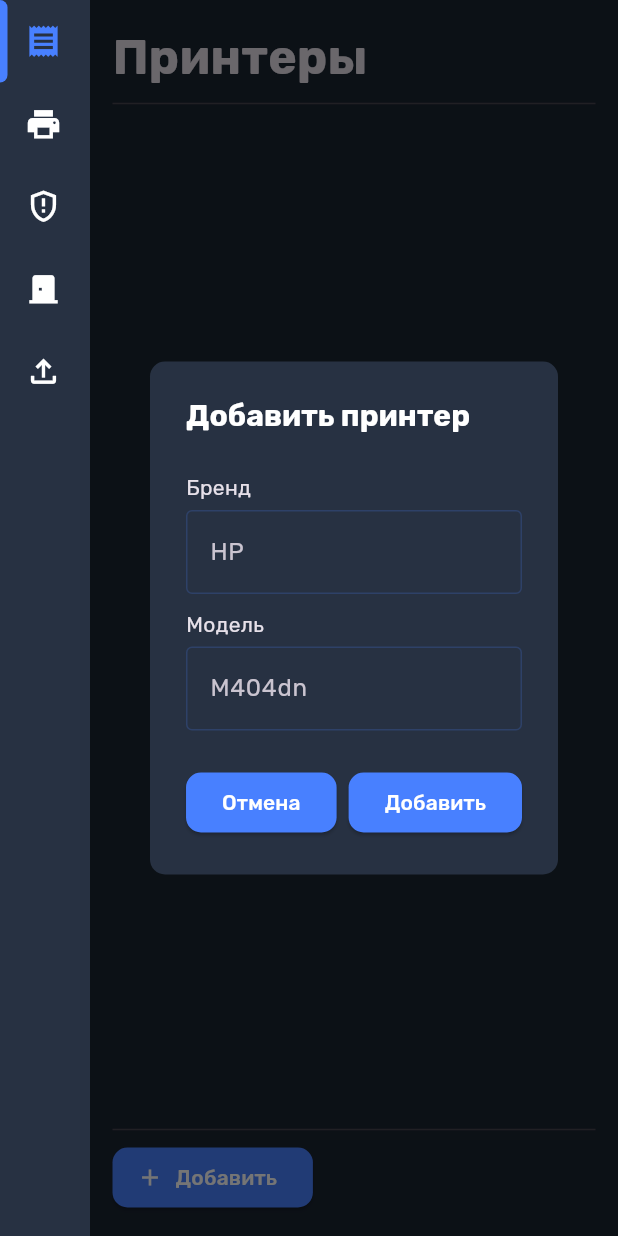
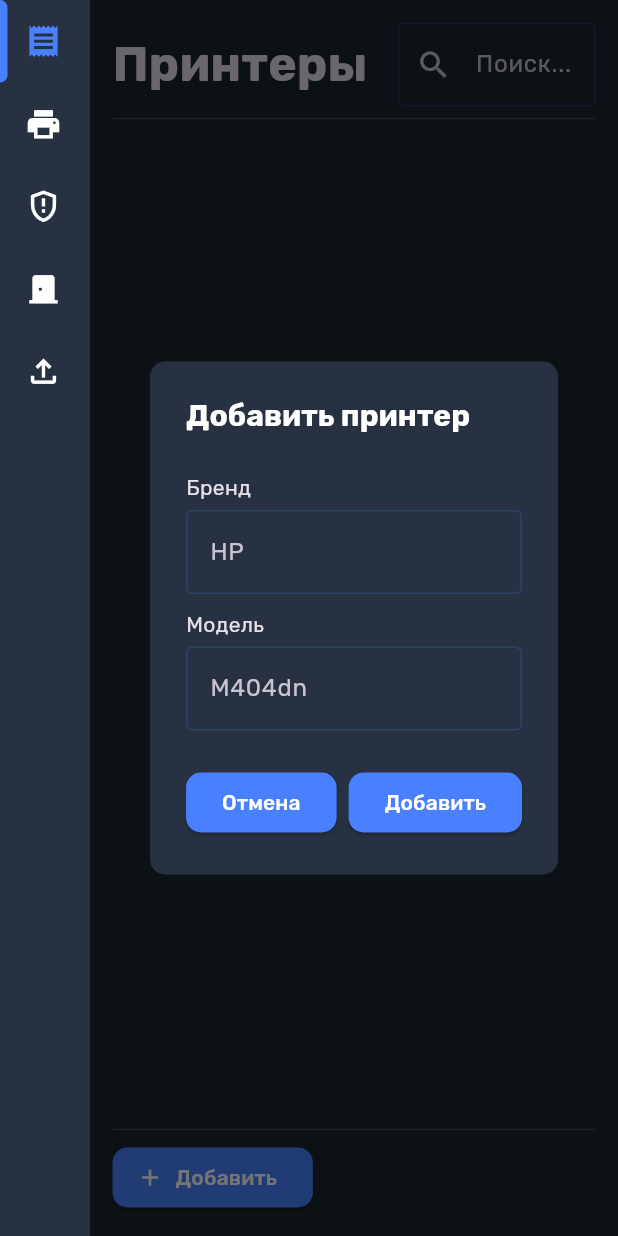
Before and after one commit to electronduke5/cartridge_keeper, a Flutter app: the PrintersPage screen opened by its route, after a tap on "Добавить", on a phone screen of 412 x 824 dp. Run offline on Flutter 3.47's test engine with Material 3 defaults, Android fonts, the phone set to English and light mode, and no system bars; our stand-ins replace dartz, dropdown_search, file_picker, flutter_bloc, flutter_layout_grid, flutter_riverpod and 5 more; missing offline and left inert: window_manager; accounts and stored records are empty.

```diff
--- a/lib/core/db/database_helper.dart
+++ b/lib/core/db/database_helper.dart
@@ -124,7 +124,7 @@ class DatabaseHelper {
       table,
       where: searchingColumns
           .map((column) => '$column LIKE \'%$searchingValue%\'')
-          .join(' AND '),
+          .join(' OR '),
     );
   }
 
--- a/lib/domain/repositories/printer_repository.dart
+++ b/lib/domain/repositories/printer_repository.dart
@@ -11,4 +11,6 @@ abstract class PrinterRepository{
   Future<Either<Failure,String>> deletePrinter(int id);
 
   Future<Either<Failure,Printer>> updatePrinter(int id, String mark, String model);
+
+  Future<Either<Failure, List<Printer>>> searchPrinters(String searchingValue);
 }
--- a/lib/presentation/cubits/printer_cubit/printer_cubit.dart
+++ b/lib/presentation/cubits/printer_cubit/printer_cubit.dart
@@ -15,6 +15,25 @@ class PrinterCubit extends Cubit<PrinterState> {
     emit(state.copyWith(getPrintersState: ModelState.loading()));
 
     await _repository.getAllPrinters().then(
+          (result) => result.fold(
+            (l) => emit(
+              state.copyWith(
+                getPrintersState: ModelState.failed(l.error),
+              ),
+            ),
+            (r) => emit(
+              state.copyWith(
+                getPrintersState: ModelState.loaded(r),
+              ),
+            ),
+          ),
+        );
+  }
+
+  Future<void> searchPrinter(String searchString) async {
+    emit(state.copyWith(getPrintersState: ModelState.loading()));
+
+    await _repository.searchPrinters(searchString).then(
           (result) => result.fold(
             (l) => emit(
               state.copyWith(
--- a/lib/presentation/pages/printers_page.dart
+++ b/lib/presentation/pages/printers_page.dart
@@ -1,11 +1,12 @@
 import 'package:cartridge_keeper/presentation/cubits/model_state.dart';
 import 'package:cartridge_keeper/presentation/cubits/printer_cubit/printer_cubit.dart';
 import 'package:cartridge_keeper/presentation/widgets/dialogs/add_printer_dialog.dart';
-import 'package:cartridge_keeper/presentation/widgets/printers_layout_grid.dart';
 import 'package:flutter/material.dart';
+import 'package:flutter/services.dart';
 import 'package:flutter_bloc/flutter_bloc.dart';
 
 import '../../data/models/printer.dart';
+import '../widgets/printers_layout_grid.dart';
 
 class PrintersPage extends StatelessWidget {
   const PrintersPage({super.key});
@@ -16,18 +17,12 @@ class PrintersPage extends StatelessWidget {
       body: Column(
         children: [
           Expanded(
-            child: BlocBuilder<PrinterCubit, PrinterState>(
-              builder: (context, state) {
-                switch (state.getPrintersState) {
-                  case IdleState _:
-                    return const Center(child: CircularProgressIndicator());
-                  case LoadingState<List<Printer>> _:
-                    return const Center(child: CircularProgressIndicator());
-                  case LoadedState<List<Printer>> _:
-                    return Padding(
+            child: Padding(
               padding: const EdgeInsets.all(15.0),
               child: Column(
                 crossAxisAlignment: CrossAxisAlignment.start,
+                        children: [
+                  Row(
                     children: [
                       const Text(
                         'Принтеры',
@@ -36,10 +31,40 @@ class PrintersPage extends StatelessWidget {
                           fontWeight: FontWeight.bold,
                         ),
                       ),
+                      const Spacer(),
+                      IntrinsicWidth(
+                        child: BlocBuilder<PrinterCubit, PrinterState>(
+                          builder: (context, state) => TextField(
+                            inputFormatters: [
+                              LengthLimitingTextInputFormatter(25)
+                            ],
+                            decoration: const InputDecoration(
+                              hintText: 'Поиск...',
+                              prefixIcon: Icon(Icons.search),
+                            ),
+                            onChanged: (value) {
+                              context.read<PrinterCubit>().searchPrinter(value);
+                            },
+                          ),
+                        ),
+                      ),
+                    ],
+                  ),
                   const Divider(),
                   const SizedBox(height: 5),
-                          Expanded(
-                            child: PrintersLayoutGrid(
+                  BlocBuilder<PrinterCubit, PrinterState>(
+                    builder: (context, state) {
+                      switch (state.getPrintersState) {
+                        case IdleState _:
+                          return const Center(
+                              child: CircularProgressIndicator());
+                        case LoadingState<List<Printer>> _:
+                          return const Center(
+                              child: CircularProgressIndicator());
+                        case LoadedState<List<Printer>> _:
+                          return Expanded(
+                            child: state.getPrintersState.item!.isNotEmpty
+                                ? PrintersLayoutGrid(
                                     printers: state.getPrintersState.item!,
                               crossAxisCount:
                                   MediaQuery.of(context).size.width > 1305
@@ -47,7 +72,20 @@ class PrintersPage extends StatelessWidget {
                                       : MediaQuery.of(context).size.width > 900
                                           ? 2
                                           : 1,
-                            ),
+                                  )
+                                : const Center(
+                                    child: Text('Принтеров не найдено...')),
+                          );
+
+                        case FailedState<List<Printer>> _:
+                          return Center(
+                              child: Text(
+                                  state.getPrintersState.message ?? 'Error'));
+                        default:
+                          return const Center(
+                              child: CircularProgressIndicator());
+                      }
+                    },
                   ),
                   const Divider(),
                   ElevatedButton.icon(
@@ -62,14 +100,6 @@ class PrintersPage extends StatelessWidget {
                           )
                         ],
                       ),
-                    );
-                  case FailedState<List<Printer>> _:
-                    return Center(
-                        child: Text(state.getPrintersState.message ?? 'Error'));
-                  default:
-                    return const Center(child: CircularProgressIndicator());
-                }
-              },
             ),
           ),
         ],
```
Also changed, not shown: lib/data/repositories/printer_repository_impl.dart (+15 -0 lines), lib/presentation/widgets/printer_widget.dart (+2 -6 lines). Lines whose indentation alone changed are shown as unchanged.
